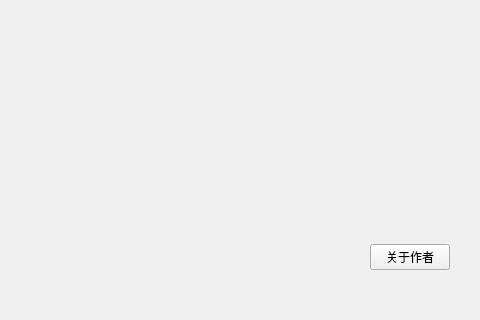
The window that ChessBoard.ui (XMuli/ChineseChess) describes before a commit, drawn with Qt 5; both pictures show x 676 to 1156 and y 620 to 940 of the 1156 by 940 pixel window.
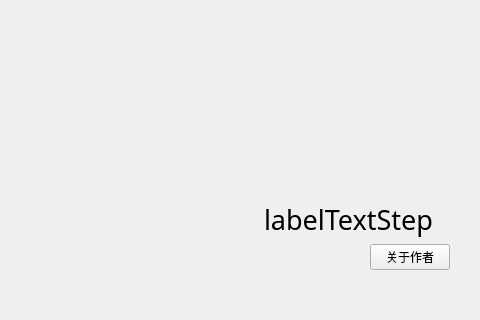
The same window after the commit. Icons and pictures are not drawn.

Commit message:
feat: function textStep for class ChessBoard
draw text step like "相三进五、炮八平五"

```diff
--- a/ChessBoard.ui
+++ b/ChessBoard.ui
@@ -184,6 +184,19 @@
          </property>
         </spacer>
        </item>
+       <item>
+        <widget class="QLabel" name="labelTextStep">
+         <property name="font">
+          <font>
+           <family>宋体</family>
+           <pointsize>20</pointsize>
+          </font>
+         </property>
+         <property name="text">
+          <string>labelTextStep</string>
+         </property>
+        </widget>
+       </item>
        <item>
         <layout class="QHBoxLayout" name="horizontalLayout_3">
          <property name="topMargin">
```
Left out of the diff: 2 changed lines with no effect on the pictures. The commit also changes 4 other files.
